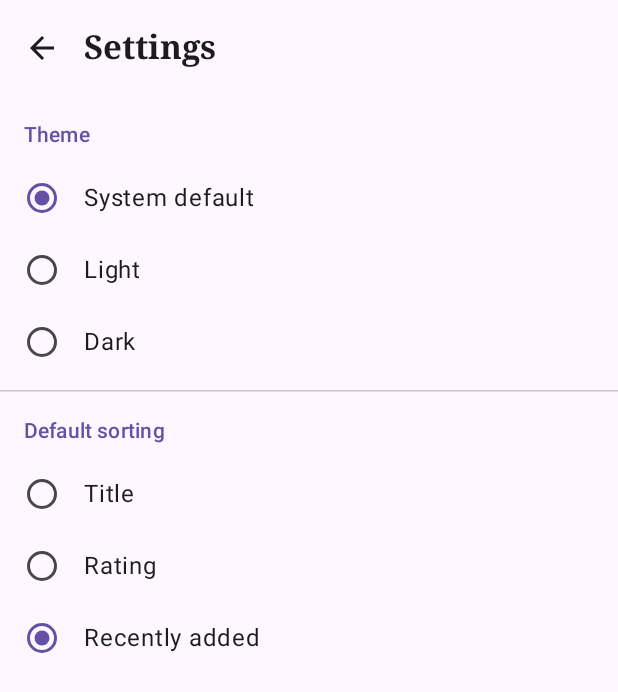
After one commit to 240103071/BookShelf, an Android app built with Jetpack Compose: the SettingsScreen screen opened through its navigation route, on a phone screen of 412 x 824 dp. The commit adds this screen. Shown: the top 692 px of the screen. Run offline under Robolectric (Android 15) with nearby library versions, the phone set to English and light mode, and no system bars; our stand-ins replace Room's generated code.

Commit message:
Baptaular ekrany qosyldy

```diff
--- a/app/src/main/java/kz/mitu/bookshelf/navigation/AppNavHost.kt
+++ b/app/src/main/java/kz/mitu/bookshelf/navigation/AppNavHost.kt
@@ -17,6 +17,8 @@ import kz.mitu.bookshelf.ui.screens.detail.BookDetailScreen
 import kz.mitu.bookshelf.ui.screens.detail.DetailViewModel
 import kz.mitu.bookshelf.ui.screens.home.HomeScreen
 import kz.mitu.bookshelf.ui.screens.home.HomeViewModel
+import kz.mitu.bookshelf.ui.screens.settings.SettingsScreen
+import kz.mitu.bookshelf.ui.screens.settings.SettingsViewModel
 import kz.mitu.bookshelf.ui.screens.stats.StatsScreen
 import kz.mitu.bookshelf.ui.screens.stats.StatsViewModel
 
@@ -48,7 +50,8 @@ fun AppNavHost(
                 onClearFilters = viewModel::clearFilters,
                 onBookClick = { bookId -> navController.navigate(Screen.Detail.createRoute(bookId)) },
                 onAddClick = { navController.navigate(Screen.Add.route) },
-                onStatsClick = { navController.navigate(Screen.Stats.route) }
+                onStatsClick = { navController.navigate(Screen.Stats.route) },
+                onSettingsClick = { navController.navigate(Screen.Settings.route) }
             )
         }
 
@@ -97,6 +100,19 @@ fun AppNavHost(
                 onBackClick = { navController.popBackStack() }
             )
         }
+
+        composable(Screen.Settings.route) {
+            val viewModel: SettingsViewModel = viewModel(factory = SettingsViewModel.Factory)
+            val state by viewModel.uiState.collectAsStateWithLifecycle()
+
+            SettingsScreen(
+                darkTheme = state.darkTheme,
+                sortOption = state.sortOption,
+                onDarkThemeChange = viewModel::onDarkThemeChange,
+                onSortOptionChange = viewModel::onSortOptionChange,
+                onBackClick = { navController.popBackStack() }
+            )
+        }
     }
 }
 
--- a/app/src/main/java/kz/mitu/bookshelf/navigation/Screen.kt
+++ b/app/src/main/java/kz/mitu/bookshelf/navigation/Screen.kt
@@ -15,6 +15,8 @@ sealed class Screen(val route: String) {
 
     data object Stats : Screen("stats")
 
+    data object Settings : Screen("settings")
+
     companion object {
         const val ARG_BOOK_ID = "bookId"
     }
--- a/app/src/main/java/kz/mitu/bookshelf/ui/screens/home/HomeScreen.kt
+++ b/app/src/main/java/kz/mitu/bookshelf/ui/screens/home/HomeScreen.kt
@@ -12,6 +12,7 @@ import androidx.compose.material.icons.Icons
 import androidx.compose.material.icons.filled.Add
 import androidx.compose.material.icons.filled.Check
 import androidx.compose.material.icons.filled.MoreVert
+import androidx.compose.material.icons.filled.Settings
 import androidx.compose.material3.DropdownMenu
 import androidx.compose.material3.DropdownMenuItem
 import androidx.compose.material3.FloatingActionButton
@@ -58,6 +59,7 @@ fun HomeScreen(
     onBookClick: (Int) -> Unit,
     onAddClick: () -> Unit,
     onStatsClick: () -> Unit,
+    onSettingsClick: () -> Unit,
     modifier: Modifier = Modifier
 ) {
     var sortMenuOpen by remember { mutableStateOf(false) }
@@ -103,6 +105,12 @@ fun HomeScreen(
                                 )
                             }
                         }
+                    }
+                    IconButton(onClick = onSettingsClick) {
+                        Icon(
+                            imageVector = Icons.Filled.Settings,
+                            contentDescription = stringResource(R.string.settings)
+                        )
                     }
                 }
             )
@@ -183,13 +191,6 @@ fun HomeScreen(
     }
 }
 
-private val SortOption.labelRes: Int
-    get() = when (this) {
-        SortOption.TITLE -> R.string.sort_title
-        SortOption.RATING -> R.string.sort_rating
-        SortOption.RECENTLY_ADDED -> R.string.sort_recent
-    }
-
 @Preview(showBackground = true)
 @Composable
 private fun HomeScreenPreview() {
@@ -219,7 +220,8 @@ private fun HomeScreenPreview() {
             onClearFilters = {},
             onBookClick = {},
             onAddClick = {},
-            onStatsClick = {}
+            onStatsClick = {},
+            onSettingsClick = {}
         )
     }
 }
--- /dev/null
+++ b/app/src/main/java/kz/mitu/bookshelf/ui/screens/settings/SettingsScreen.kt
@@ -0,0 +1,128 @@
+package kz.mitu.bookshelf.ui.screens.settings
+
+import androidx.annotation.StringRes
+import androidx.compose.foundation.layout.Column
+import androidx.compose.foundation.layout.Row
+import androidx.compose.foundation.layout.fillMaxSize
+import androidx.compose.foundation.layout.fillMaxWidth
+import androidx.compose.foundation.layout.padding
+import androidx.compose.foundation.rememberScrollState
+import androidx.compose.foundation.selection.selectable
+import androidx.compose.foundation.selection.selectableGroup
+import androidx.compose.foundation.verticalScroll
+import androidx.compose.material3.HorizontalDivider
+import androidx.compose.material3.MaterialTheme
+import androidx.compose.material3.RadioButton
+import androidx.compose.material3.Scaffold
+import androidx.compose.material3.Text
+import androidx.compose.runtime.Composable
+import androidx.compose.ui.Alignment
+import androidx.compose.ui.Modifier
+import androidx.compose.ui.res.stringResource
+import androidx.compose.ui.semantics.Role
+import androidx.compose.ui.tooling.preview.Preview
+import androidx.compose.ui.unit.dp
+import kz.mitu.bookshelf.R
+import kz.mitu.bookshelf.data.model.SortOption
+import kz.mitu.bookshelf.ui.components.BookShelfTopBar
+import kz.mitu.bookshelf.ui.theme.BookShelfTheme
+
+private enum class ThemeChoice(@StringRes val labelRes: Int, val darkTheme: Boolean?) {
+    SYSTEM(R.string.theme_system, null),
+    LIGHT(R.string.theme_light, false),
+    DARK(R.string.theme_dark, true)
+}
+
+@Composable
+fun SettingsScreen(
+    darkTheme: Boolean?,
+    sortOption: SortOption,
+    onDarkThemeChange: (Boolean?) -> Unit,
+    onSortOptionChange: (SortOption) -> Unit,
+    onBackClick: () -> Unit,
+    modifier: Modifier = Modifier
+) {
+    Scaffold(
+        modifier = modifier,
+        topBar = {
+            BookShelfTopBar(
+                title = stringResource(R.string.settings),
+                onBackClick = onBackClick
+            )
+        }
+    ) { innerPadding ->
+        Column(
+            modifier = Modifier
+                .fillMaxSize()
+                .padding(innerPadding)
+                .verticalScroll(rememberScrollState())
+                .padding(vertical = 8.dp)
+        ) {
+            SectionTitle(text = stringResource(R.string.settings_theme))
+            Column(modifier = Modifier.selectableGroup()) {
+                ThemeChoice.entries.forEach { choice ->
+                    RadioRow(
+                        label = stringResource(choice.labelRes),
+                        selected = darkTheme == choice.darkTheme,
+                        onClick = { onDarkThemeChange(choice.darkTheme) }
+                    )
+                }
+            }
+
+            HorizontalDivider(modifier = Modifier.padding(vertical = 8.dp))
+
+            SectionTitle(text = stringResource(R.string.settings_default_sort))
+            Column(modifier = Modifier.selectableGroup()) {
+                SortOption.entries.forEach { option ->
+                    RadioRow(
+                        label = stringResource(option.labelRes),
+                        selected = sortOption == option,
+                        onClick = { onSortOptionChange(option) }
+                    )
+                }
+            }
+        }
+    }
+}
+
+@Composable
+private fun SectionTitle(text: String) {
+    Text(
+        text = text,
+        style = MaterialTheme.typography.titleSmall,
+        color = MaterialTheme.colorScheme.primary,
+        modifier = Modifier.padding(horizontal = 16.dp, vertical = 8.dp)
+    )
+}
+
+@Composable
+private fun RadioRow(label: String, selected: Boolean, onClick: () -> Unit) {
+    Row(
+        modifier = Modifier
+            .fillMaxWidth()
+            .selectable(selected = selected, onClick = onClick, role = Role.RadioButton)
+            .padding(horizontal = 16.dp, vertical = 12.dp),
+        verticalAlignment = Alignment.CenterVertically
+    ) {
+        RadioButton(selected = selected, onClick = null)
+        Text(
+            text = label,
+            style = MaterialTheme.typography.bodyLarge,
+            modifier = Modifier.padding(start = 16.dp)
+        )
+    }
+}
+
+@Preview(showBackground = true)
+@Composable
+private fun SettingsScreenPreview() {
+    BookShelfTheme {
+        SettingsScreen(
+            darkTheme = null,
+            sortOption = SortOption.RECENTLY_ADDED,
+            onDarkThemeChange = {},
+            onSortOptionChange = {},
+            onBackClick = {}
+        )
+    }
+}
--- /dev/null
+++ b/app/src/main/java/kz/mitu/bookshelf/ui/screens/settings/SettingsViewModel.kt
@@ -0,0 +1,54 @@
+package kz.mitu.bookshelf.ui.screens.settings
+
+import androidx.lifecycle.ViewModel
+import androidx.lifecycle.ViewModelProvider
+import androidx.lifecycle.ViewModelProvider.AndroidViewModelFactory.Companion.APPLICATION_KEY
+import androidx.lifecycle.viewModelScope
+import androidx.lifecycle.viewmodel.initializer
+import androidx.lifecycle.viewmodel.viewModelFactory
+import kotlinx.coroutines.flow.SharingStarted
+import kotlinx.coroutines.flow.StateFlow
+import kotlinx.coroutines.flow.combine
+import kotlinx.coroutines.flow.stateIn
+import kotlinx.coroutines.launch
+import kz.mitu.bookshelf.BookShelfApp
+import kz.mitu.bookshelf.data.model.SortOption
+import kz.mitu.bookshelf.data.settings.SettingsRepository
+
+data class SettingsUiState(
+    /** null — follow the system theme. */
+    val darkTheme: Boolean? = null,
+    val sortOption: SortOption = SortOption.RECENTLY_ADDED
+)
+
+class SettingsViewModel(
+    private val settingsRepository: SettingsRepository
+) : ViewModel() {
+    val uiState: StateFlow<SettingsUiState> = combine(
+        settingsRepository.darkTheme,
+        settingsRepository.sortOption
+    ) { darkTheme, sortOption ->
+        SettingsUiState(darkTheme = darkTheme, sortOption = sortOption)
+    }.stateIn(
+        scope = viewModelScope,
+        started = SharingStarted.WhileSubscribed(5000),
+        initialValue = SettingsUiState()
+    )
+
+    fun onDarkThemeChange(darkTheme: Boolean?) {
+        viewModelScope.launch { settingsRepository.setDarkTheme(darkTheme) }
+    }
+
+    fun onSortOptionChange(sortOption: SortOption) {
+        viewModelScope.launch { settingsRepository.setSortOption(sortOption) }
+    }
+
+    companion object {
+        val Factory: ViewModelProvider.Factory = viewModelFactory {
+            initializer {
+                val app = this[APPLICATION_KEY] as BookShelfApp
+                SettingsViewModel(app.settingsRepository)
+            }
+        }
+    }
+}
--- a/app/src/main/res/values/strings.xml
+++ b/app/src/main/res/values/strings.xml
@@ -7,6 +7,7 @@
     <string name="add_book">Add book</string>
     <string name="edit_book">Edit book</string>
     <string name="statistics">Statistics</string>
+    <string name="settings">Settings</string>
 
     <!-- Common actions -->
     <string name="back">Back</string>
@@ -63,4 +64,11 @@
     <string name="stats_average_rating">Avg rating</string>
     <string name="stats_average_value">%1$.1f ★</string>
     <string name="stats_by_status">By status</string>
+
+    <!-- Settings -->
+    <string name="settings_theme">Theme</string>
+    <string name="theme_system">System default</string>
+    <string name="theme_light">Light</string>
+    <string name="theme_dark">Dark</string>
+    <string name="settings_default_sort">Default sorting</string>
 </resources>
```
Also changed, not shown: app/src/main/java/kz/mitu/bookshelf/data/model/SortOption.kt (+7 -4 lines), 1 other file.
